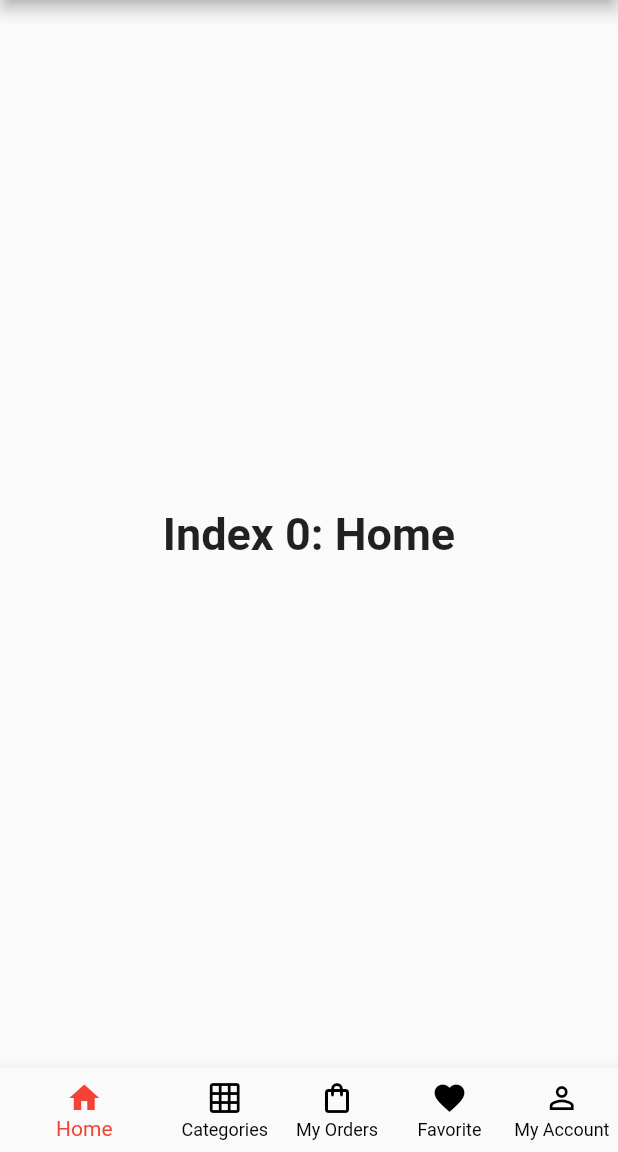
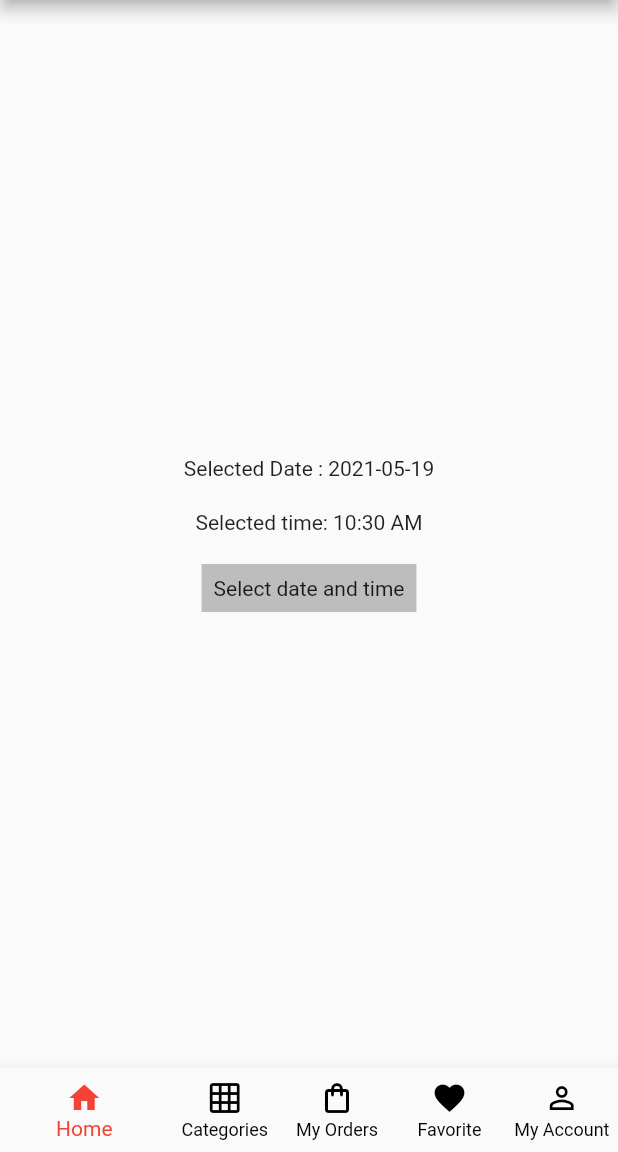
Before and after one commit to AhmedHF/Flutter-Course-3, a Flutter app: the HomeScreen screen opened directly, on a phone screen of 412 x 824 dp, the part 84-1236 px from its top. Run offline on Flutter 3.47's test engine with Material 2 defaults, Android fonts, the light colour scheme and no system bars; missing offline and left inert: flutter_overboard.

Commit message:
task 7&8

```diff
--- a/lib/main.dart
+++ b/lib/main.dart
@@ -1,3 +1,4 @@
+import 'package:course4/views/splash/slpash.dart';
 import 'package:course4/views/welcome/welcome.dart';
 import 'package:flutter/material.dart';
 
@@ -28,7 +29,8 @@ class MyApp extends StatelessWidget {
         // closer together (more dense) than on mobile platforms.
         visualDensity: VisualDensity.adaptivePlatformDensity,
       ),
-      home: OnBoardingScreen(), // MyHomePage(title: 'Flutter Demo Home Page'),
+      home:
+          SplashScreen(), //OnBoardingScreen(), // MyHomePage(title: 'Flutter Demo Home Page'),
     );
   }
 }
--- a/lib/views/home/home.dart
+++ b/lib/views/home/home.dart
@@ -1,3 +1,4 @@
+import 'package:course4/views/home/homeDetails.dart';
 import 'package:course4/views/sideMenu/sideMenu.dart';
 import 'package:flutter/material.dart';
 
@@ -23,11 +24,12 @@ class _HomeScreenState extends State<HomeScreen> {
 
   static const TextStyle optionStyle =
       TextStyle(fontSize: 30, fontWeight: FontWeight.bold);
-  static const List<Widget> _widgetOptions = <Widget>[
-    Text(
-      'Index 0: Home',
-      style: optionStyle,
-    ),
+  static final List<Widget> _widgetOptions = <Widget>[
+    // Text(
+    //   'Index 0: Home',
+    //   style: optionStyle,
+    // ),
+    HomeDetails(),
     Text(
       'Index 1: Business',
       style: optionStyle,
--- /dev/null
+++ b/lib/views/home/homeDetails.dart
@@ -0,0 +1,96 @@
+import 'dart:async';
+import 'package:flutter/material.dart';
+
+class HomeDetails extends StatefulWidget {
+  @override
+  _HomeDetailsState createState() => _HomeDetailsState();
+}
+
+class _HomeDetailsState extends State<HomeDetails> {
+  DateTime selectedDate = DateTime.now();
+  TimeOfDay _time = TimeOfDay.now();
+  Future<void> _selectDate(BuildContext context) async {
+    final DateTime picked = await showDatePicker(
+        context: context,
+        initialDate: selectedDate,
+        firstDate: DateTime.now(),
+        lastDate: DateTime.now().add(const Duration(days: 1000000)));
+    if (picked != null && picked != selectedDate)
+      setState(() {
+        print('--------------------------------');
+        print(picked);
+        selectedDate = picked;
+        _selectTime();
+      });
+  }
+
+  void _selectTime() async {
+    final TimeOfDay newTime = await showTimePicker(
+      context: context,
+      initialTime: _time,
+    );
+    if (newTime != null) {
+      setState(() {
+        _time = newTime;
+        final snackBar = SnackBar(
+          content: Text('Datetime: ' +
+              "${selectedDate.toLocal()}".split(' ')[0] +
+              ' ${_time.format(context)}'),
+          action: SnackBarAction(
+            label: 'Action',
+            onPressed: () {
+              // Some code to undo the change.
+            },
+          ),
+        );
+
+        ScaffoldMessenger.of(context).showSnackBar(snackBar);
+      });
+    }
+  }
+
+  @override
+  Widget build(BuildContext context) {
+    return Container(
+      child: Center(
+        child: Column(
+          mainAxisSize: MainAxisSize.min,
+          children: <Widget>[
+            Row(
+              mainAxisAlignment: MainAxisAlignment.center,
+              children: [
+                Text(
+                  'Selected Date : ',
+                ),
+                Text("${selectedDate.toLocal()}".split(' ')[0]),
+              ],
+            ),
+            SizedBox(
+              height: 20.0,
+            ),
+            Text(
+              'Selected time: ${_time.format(context)}',
+            ),
+            SizedBox(
+              height: 20.0,
+            ),
+            InkWell(
+              onTap: () => _selectDate(context),
+              splashColor: Colors.blue,
+              highlightColor: Colors.blue[700],
+              child: Container(
+                color: Colors.grey[400],
+                child: Padding(
+                  padding: const EdgeInsets.all(8.0),
+                  child: Text(
+                    'Select date and time',
+                  ),
+                ),
+              ),
+            ),
+          ],
+        ),
+      ),
+    );
+  }
+}
```
Also changed, not shown: lib/views/splash/slpash.dart (added, +26 -0 lines).
